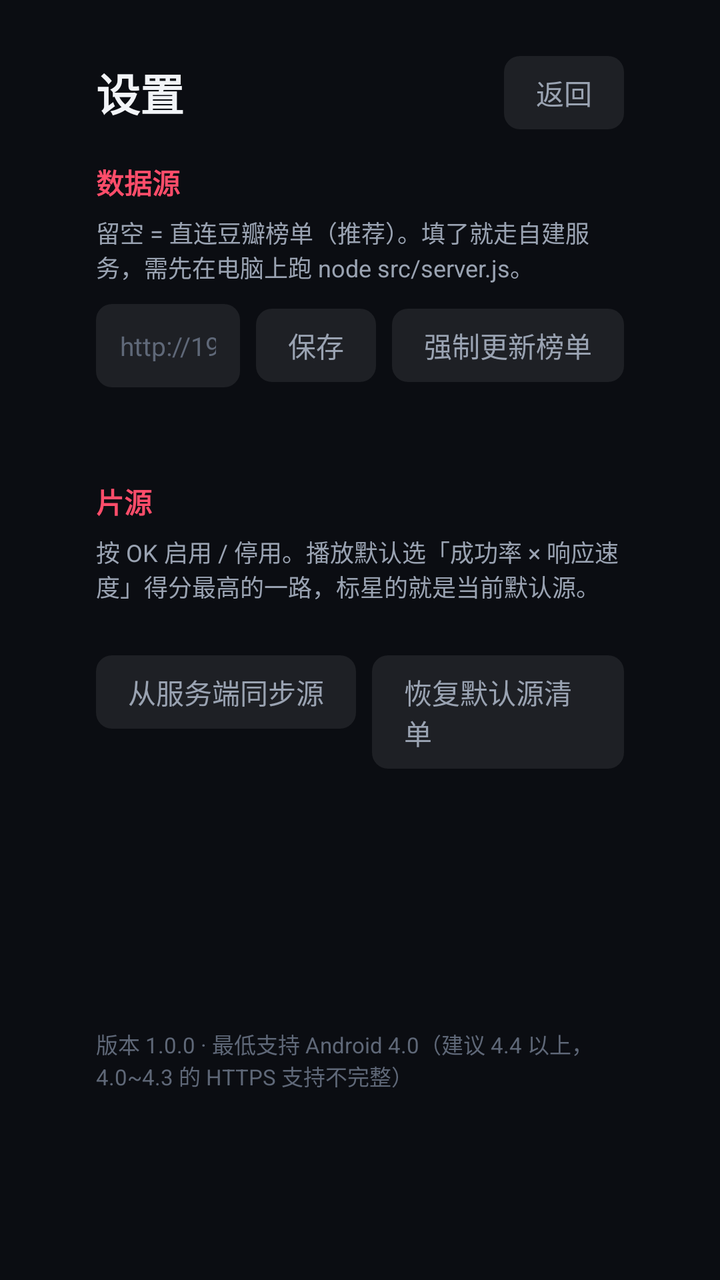
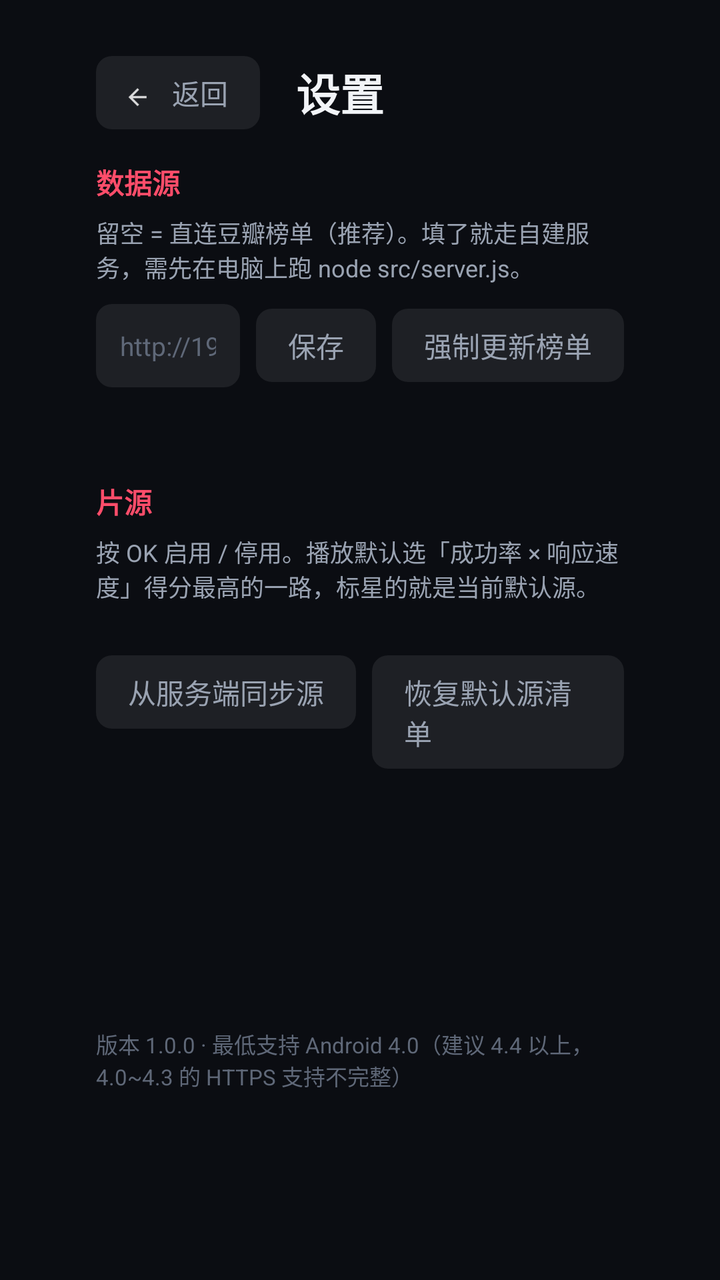

Before-and-after screenshots of an Android layout around one commit, followed by the original layout XML and the change that was made.
<!-- AndroidManifest.xml: application theme AppTheme -->
<!-- res/layout/activity_settings.xml -->
<?xml version="1.0" encoding="utf-8"?>
<LinearLayout xmlns:android="http://schemas.android.com/apk/res/android"
    android:layout_width="match_parent"
    android:layout_height="match_parent"
    android:orientation="vertical"
    android:background="@color/bg"
    android:paddingLeft="48dp"
    android:paddingRight="48dp"
    android:paddingTop="28dp">

    <LinearLayout
        android:layout_width="match_parent"
        android:layout_height="wrap_content"
        android:orientation="horizontal"
        android:gravity="center_vertical">

        <TextView
            android:layout_width="0dp"
            android:layout_height="wrap_content"
            android:layout_weight="1"
            android:text="设置"
            android:textColor="@color/text_primary"
            android:textSize="22sp"
            android:textStyle="bold" />

        <TextView
            android:id="@+id/btn_close"
            style="@style/TopButton"
            android:layout_width="wrap_content"
            android:layout_height="wrap_content"
            android:text="@string/back" />
    </LinearLayout>

    <ScrollView
        android:layout_width="match_parent"
        android:layout_height="match_parent"
        android:layout_marginTop="10dp"
        android:scrollbars="none">

        <LinearLayout
            android:layout_width="match_parent"
            android:layout_height="wrap_content"
            android:orientation="vertical"
            android:paddingBottom="40dp">

            
            <TextView
                android:layout_width="wrap_content"
                android:layout_height="wrap_content"
                android:text="数据源"
                android:textColor="@color/accent"
                android:textSize="14sp"
                android:textStyle="bold"
                android:layout_marginTop="6dp" />

            <TextView
                android:layout_width="match_parent"
                android:layout_height="wrap_content"
                android:layout_marginTop="6dp"
                android:text="留空 = 直连豆瓣榜单（推荐）。填了就走自建服务，需先在电脑上跑 node src/server.js。"
                android:textColor="@color/text_secondary"
                android:textSize="12sp" />

            <LinearLayout
                android:layout_width="match_parent"
                android:layout_height="wrap_content"
                android:orientation="horizontal"
                android:layout_marginTop="10dp"
                android:gravity="center_vertical">

                <EditText
                    android:id="@+id/et_server"
                    android:layout_width="0dp"
                    android:layout_height="wrap_content"
                    android:layout_weight="1"
                    android:background="@drawable/bg_tab"
                    android:hint="http://192.168.1.10:8765"
                    android:padding="12dp"
                    android:singleLine="true"
                    android:textColor="@color/text_primary"
                    android:textColorHint="@color/text_dim"
                    android:textSize="13sp"
                    android:inputType="textUri"
                    android:focusable="true"
                    android:focusableInTouchMode="true" />

                <TextView
                    android:id="@+id/btn_save_server"
                    style="@style/TopButton"
                    android:layout_width="wrap_content"
                    android:layout_height="wrap_content"
                    android:text="保存" />

                <TextView
                    android:id="@+id/btn_force_update"
                    style="@style/TopButton"
                    android:layout_width="wrap_content"
                    android:layout_height="wrap_content"
                    android:text="强制更新榜单" />
            </LinearLayout>

            <TextView
                android:id="@+id/tv_update_status"
                android:layout_width="match_parent"
                android:layout_height="wrap_content"
                android:layout_marginTop="8dp"
                android:text=""
                android:textColor="@color/text_dim"
                android:textSize="11sp" />

            
            <TextView
                android:layout_width="wrap_content"
                android:layout_height="wrap_content"
                android:text="片源"
                android:textColor="@color/accent"
                android:textSize="14sp"
                android:textStyle="bold"
                android:layout_marginTop="24dp" />

            <TextView
                android:layout_width="match_parent"
                android:layout_height="wrap_content"
                android:layout_marginTop="6dp"
                android:text="按 OK 启用 / 停用。播放默认选「成功率 × 响应速度」得分最高的一路，标星的就是当前默认源。"
                android:textColor="@color/text_secondary"
                android:textSize="12sp" />

            <LinearLayout
                android:id="@+id/source_list"
                android:layout_width="match_parent"
                android:layout_height="wrap_content"
                android:orientation="vertical"
                android:layout_marginTop="10dp" />

            <LinearLayout
                android:layout_width="match_parent"
                android:layout_height="wrap_content"
                android:orientation="horizontal"
                android:layout_marginTop="16dp">

                <TextView
                    android:id="@+id/btn_sync_sources"
                    style="@style/TopButton"
                    android:layout_width="wrap_content"
                    android:layout_height="wrap_content"
                    android:layout_marginLeft="0dp"
                    android:text="从服务端同步源" />

                <TextView
                    android:id="@+id/btn_reset_sources"
                    style="@style/TopButton"
                    android:layout_width="wrap_content"
                    android:layout_height="wrap_content"
                    android:text="恢复默认源清单" />

                <TextView
                    android:id="@+id/btn_clear_stats"
                    style="@style/TopButton"
                    android:layout_width="wrap_content"
                    android:layout_height="wrap_content"
                    android:text="清空稳定性统计" />
            </LinearLayout>

            <TextView
                android:layout_width="match_parent"
                android:layout_height="wrap_content"
                android:layout_marginTop="28dp"
                android:text="版本 1.0.0 · 最低支持 Android 4.0（建议 4.4 以上，4.0~4.3 的 HTTPS 支持不完整）"
                android:textColor="@color/text_dim"
                android:textSize="11sp" />
        </LinearLayout>
    </ScrollView>
</LinearLayout>
<!-- resources referenced by this layout -->
<resources>
  <color name="accent">#FFFF4D6A</color>
  <color name="bg">#FF0B0D12</color>
  <color name="text_dim">#FF5F6878</color>
  <color name="text_primary">#FFF2F4F8</color>
  <color name="text_secondary">#FF9AA3B2</color>
  <!-- drawable bg_tab (drawable) -->
  <?xml version="1.0" encoding="utf-8"?>
  <selector xmlns:android="http://schemas.android.com/apk/res/android">
      <item android:state_focused="true">
          <shape android:shape="rectangle">
              <solid android:color="#33FF4D6A" />
              <corners android:radius="8dp" />
              <stroke android:width="2dp" android:color="@color/accent" />
          </shape>
      </item>
      <item android:state_selected="true">
          <shape android:shape="rectangle">
              <solid android:color="#E6FF4D6A" />
              <corners android:radius="8dp" />
          </shape>
      </item>
      <item>
          <shape android:shape="rectangle">
              <solid android:color="#14FFFFFF" />
              <corners android:radius="8dp" />
          </shape>
      </item>
  </selector>
  <string name="back">返回</string>
  <style name="TopButton">
          <item name="android:textColor">@color/text_secondary</item>
          <item name="android:textSize">14sp</item>
          <item name="android:paddingLeft">16dp</item>
          <item name="android:paddingRight">16dp</item>
          <item name="android:paddingTop">8dp</item>
          <item name="android:paddingBottom">8dp</item>
          <item name="android:background">@drawable/bg_tab</item>
          <item name="android:focusable">true</item>
          <item name="android:layout_marginLeft">8dp</item>
      </style>
  <style name="AppTheme" parent="@android:style/Theme.Holo.NoActionBar">
          <item name="android:windowBackground">@color/bg</item>
          <item name="android:windowNoTitle">true</item>
      </style>
</resources>

<!-- the commit's change to res/layout/activity_settings.xml (unified diff, before → after) -->
@@ -8,27 +8,30 @@
     android:paddingRight="48dp"
     android:paddingTop="28dp">
 
+    
     <LinearLayout
         android:layout_width="match_parent"
         android:layout_height="wrap_content"
         android:orientation="horizontal"
         android:gravity="center_vertical">
 
+        <include
+            android:id="@+id/btn_back"
+            layout="@layout/part_back" />
+
         <TextView
-            android:layout_width="0dp"
+            android:layout_width="wrap_content"
             android:layout_height="wrap_content"
-            android:layout_weight="1"
+            android:layout_marginLeft="18dp"
             android:text="设置"
             android:textColor="@color/text_primary"
             android:textSize="22sp"
             android:textStyle="bold" />
 
-        <TextView
-            android:id="@+id/btn_close"
-            style="@style/TopButton"
-            android:layout_width="wrap_content"
-            android:layout_height="wrap_content"
-            android:text="@string/back" />
+        <View
+            android:layout_width="0dp"
+            android:layout_height="1dp"
+            android:layout_weight="1" />
     </LinearLayout>
 
     <ScrollView
@@ -172,3 +175,33 @@
         </LinearLayout>
     </ScrollView>
 </LinearLayout>
+<!-- res/layout/part_back.xml (included above) -->
+<?xml version="1.0" encoding="utf-8"?>
+<LinearLayout xmlns:android="http://schemas.android.com/apk/res/android"
+    android:layout_width="wrap_content"
+    android:layout_height="wrap_content"
+    android:orientation="horizontal"
+    android:gravity="center_vertical"
+    android:focusable="true"
+    android:background="@drawable/bg_tab"
+    android:paddingLeft="14dp"
+    android:paddingRight="16dp"
+    android:paddingTop="8dp"
+    android:paddingBottom="8dp">
+
+    <ImageView
+        android:layout_width="18dp"
+        android:layout_height="18dp"
+        android:src="@drawable/ic_ui_back"
+        android:alpha="0.85"
+        android:contentDescription="@null" />
+
+    <TextView
+        android:id="@+id/back_label"
+        android:layout_width="wrap_content"
+        android:layout_height="wrap_content"
+        android:layout_marginLeft="6dp"
+        android:text="@string/back"
+        android:textColor="@color/text_secondary"
+        android:textSize="14sp" />
+</LinearLayout>
<!-- resource entries referenced after the edit -->
@@ -28,6 +28,7 @@
           </shape>
       </item>
   </selector>
+  <!-- drawable ic_ui_back: png bitmap (drawable-hdpi, 326 bytes) -->
   <string name="back">返回</string>
   <style name="TopButton">
           <item name="android:textColor">@color/text_secondary</item>
